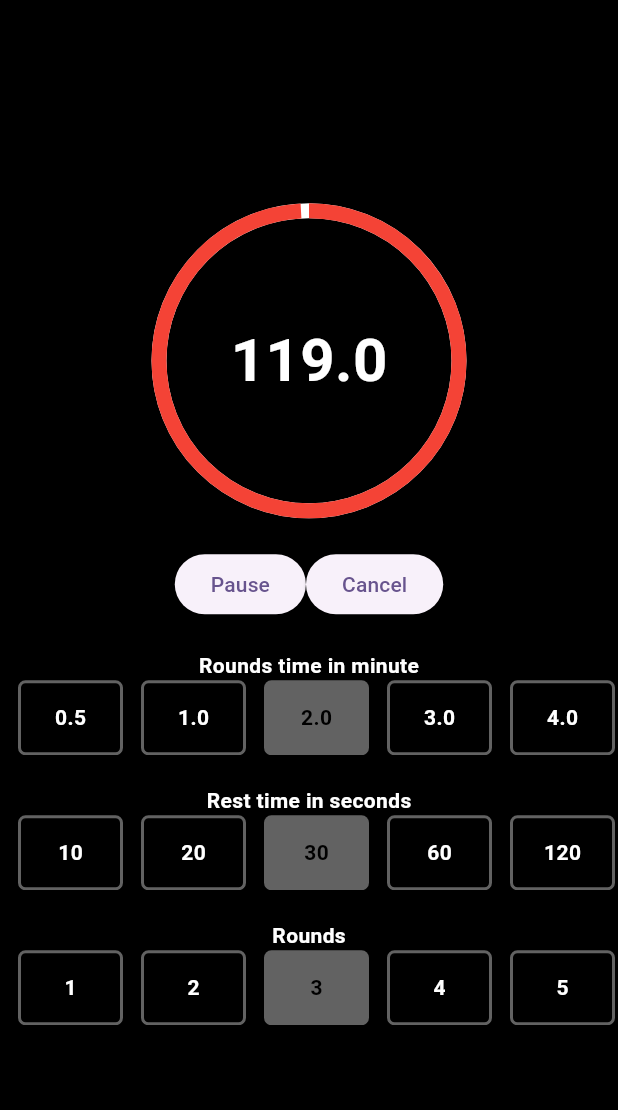
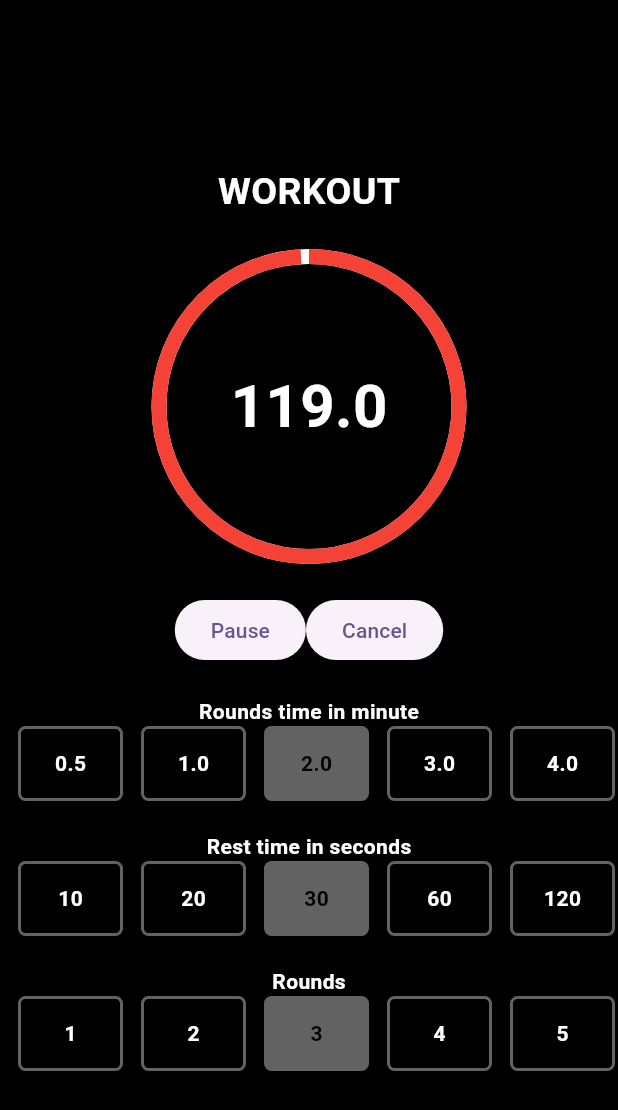
Before and after one commit to MikhailGlukhov/my_repo, a Flutter app: the screen it shows after launch, after a tap on "Start workout", on a phone screen of 412 x 824 dp. Shown: the top 1110 px of the screen. Run offline on Flutter 3.47's test engine with Material 3 defaults, Android fonts, the phone set to English and light mode, and no system bars; our stand-ins replace cloud_firestore, dio, firebase_auth, firebase_core, flutter_secure_storage, flutter_slidable and 3 more; accounts and stored records are empty.

Commit message:
Add switch workout and rest. How use rounds?

```diff
--- a/workout_timer/lib/home_page.dart
+++ b/workout_timer/lib/home_page.dart
@@ -1,6 +1,8 @@
 
 
 import 'package:flutter/material.dart';
+import 'package:provider/provider.dart';
+import 'package:workout_timer/servise/time_servise.dart';
 import 'package:workout_timer/widgets/buttons.dart';
 import 'package:workout_timer/widgets/rounds.dart';
 import 'package:workout_timer/widgets/time_rest.dart';
@@ -12,34 +14,37 @@ class MyHomePage extends StatelessWidget {
 
   @override
   Widget build(BuildContext context) {
+  final provider =  Provider.of<TimeServise>(context);
 
-    return const Scaffold(
+    return  Scaffold(
       body: Center(
           child: SingleChildScrollView(
         scrollDirection: Axis.vertical,
         child: Column(
           mainAxisAlignment: MainAxisAlignment.center,
-          children: [
-            TimerWidget(),
-            SizedBox(
+          children: [Text(provider.currentState,
+           style: const TextStyle(fontSize: 25),),
+          const SizedBox(height: 25,),
+            const TimerWidget(),
+            const SizedBox(
               height: 25,
-            ), Buttons(),
+            ), const Buttons(),
 
-            SizedBox(
+            const SizedBox(
               height: 20,
             ),
-            Text('Rounds time in minute'),
-            TimeRound(),
-            SizedBox(
+            const Text('Rounds time in minute'),
+            const TimeRound(),
+            const SizedBox(
               height: 20,
             ),
-            Text('Rest time in seconds'),
-            TimeRest(),
-            SizedBox(
+            const Text('Rest time in seconds'),
+            const TimeRest(),
+            const SizedBox(
               height: 20,
             ),
-            Text('Rounds'),
-            Rounds()
+            const Text('Rounds'),
+            const Rounds()
           ],
         ),
       )),
--- a/workout_timer/lib/servise/time_servise.dart
+++ b/workout_timer/lib/servise/time_servise.dart
@@ -2,38 +2,37 @@ import 'dart:async';
 
 import 'package:flutter/material.dart';
 
-class TimeServise extends ChangeNotifier{
+class TimeServise extends ChangeNotifier {
   Timer? timer;
   double currentDurationRound = 120;
   double selectedTimeRound = 120;
-  int currentDurationRest = 30;
-  int selectedTimeRest = 30;
+  double selectedTimeRest = 30;
+  double currentDurationRest = 30;
   int selectedRounds = 3;
-  int currentRound = 3;
+  int currentRound = 0;
+  String currentState = 'WORKOUT';
 
-  void selectTimeRound(double seconds){
-    selectedTimeRound = seconds;
+  void selectTimeRound(double seconds) {
+    selectedTimeRound =  seconds;
     currentDurationRound = seconds;
     notifyListeners();
   }
 
-  void selectTimeRest(int second){
+  void selectTimeRest(double second) {
     currentDurationRest = second;
-    selectedTimeRest = second;
+    selectedTimeRest =   second;
     notifyListeners();
   }
 
-  void selectRound(int rounds){
+  void selectRound(int rounds) {
     selectedRounds = rounds;
     currentRound = rounds;
     notifyListeners();
   }
 
   void resetTimerRound() {
-
-       selectedTimeRound = currentDurationRound ;
+    selectedTimeRound =  currentDurationRound;
     notifyListeners();
-
   }
 
   void startTimerRound({bool reset = true}) {
@@ -41,12 +40,12 @@ class TimeServise extends ChangeNotifier{
       resetTimerRound();
     }
     timer = Timer.periodic(const Duration(seconds: 1), (_) {
-      if (currentDurationRound > 0) {
 
-          currentDurationRound--;
 
+     if (currentDurationRound == 0.0 ) {
+        moveToNextRound();
       } else {
-        stopTimer(reset: false);
+        currentDurationRound--;
       }
       notifyListeners();
     });
@@ -57,8 +56,29 @@ class TimeServise extends ChangeNotifier{
       resetTimerRound();
     }
 
-      timer?.cancel();
-      notifyListeners();
+    timer?.cancel();
+    notifyListeners();
+  }
 
+  void moveToNextRound(){
+    if(currentState == 'WORKOUT'){
+      currentState = 'REST';
+      currentDurationRound = selectedTimeRest;
+     // currentDurationRound = currentDurationRest ;
+      currentRound++;
+    } else if (currentState == 'REST'){
+      currentState = 'WORKOUT';
+      currentDurationRound = selectedTimeRound;
+     // selectedTimeRound =selectedTimeRest;
+    } else if (currentState == 'WORKOUT' && currentRound == 2){
+      currentState = 'FINISH';
+      currentDurationRound = currentDurationRound;
+      currentRound++;
+    } else if(currentState == 'FINISH'){
+      currentState = 'WORKOUT';
+      currentDurationRound = currentDurationRound;
+      currentRound = 0;
+    }
+    notifyListeners();
   }
 }
--- a/workout_timer/lib/widgets/time_rest.dart
+++ b/workout_timer/lib/widgets/time_rest.dart
@@ -15,7 +15,7 @@ class TimeRest extends StatelessWidget {
       child: Row(
         children: secondsRest.map((time) {
           return InkWell(
-            onTap: () => provider.selectTimeRest(int.parse(time)),
+            onTap: () => provider.selectTimeRest(double.parse(time)),
             child: Container(
               margin: const EdgeInsets.only(left: 12),
               width: 70,
--- a/workout_timer/lib/widgets/timer.dart
+++ b/workout_timer/lib/widgets/timer.dart
@@ -20,9 +20,9 @@ class TimerWidget extends StatelessWidget {
         fit: StackFit.expand,
         children: [
           CircularProgressIndicator(
-            value: provider.currentDurationRound / provider.selectedTimeRound,
+            value: provider.currentState == 'WORKOUT' ? provider.currentDurationRound / provider.selectedTimeRound : provider.currentDurationRound/provider.selectedTimeRest,
             strokeWidth: 10,
-            color: Colors.red,
+            color: provider.currentState == 'WORKOUT' ? Colors.red : Colors.green,
             backgroundColor: Colors.white,
           ),
           Center(
```
